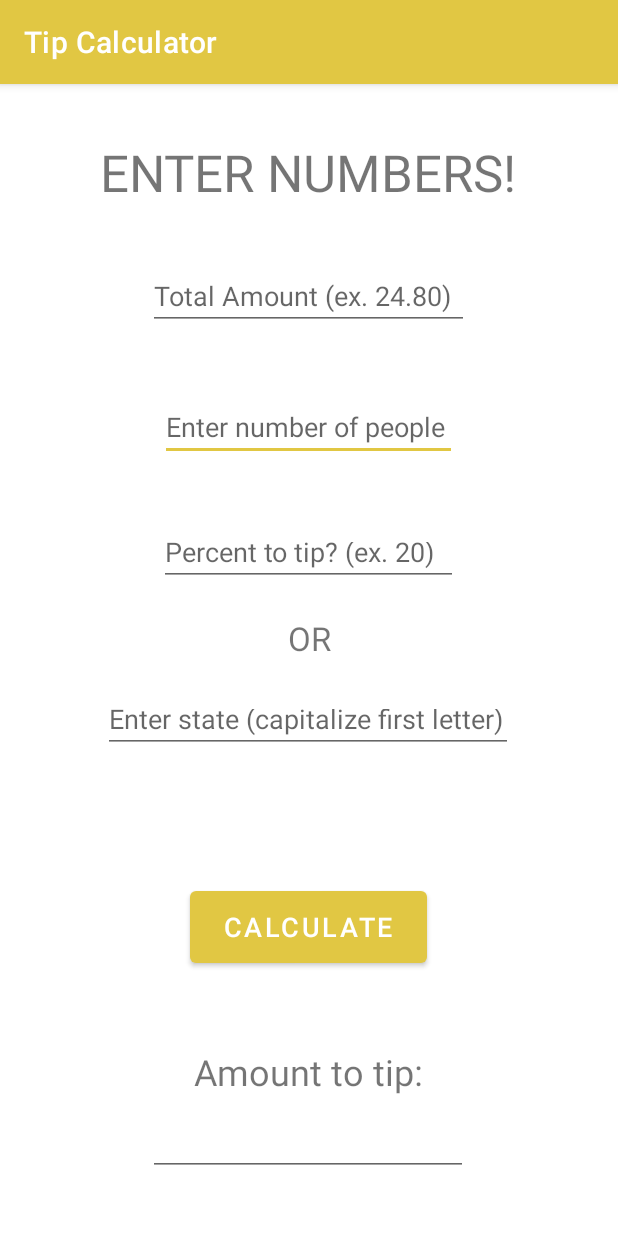
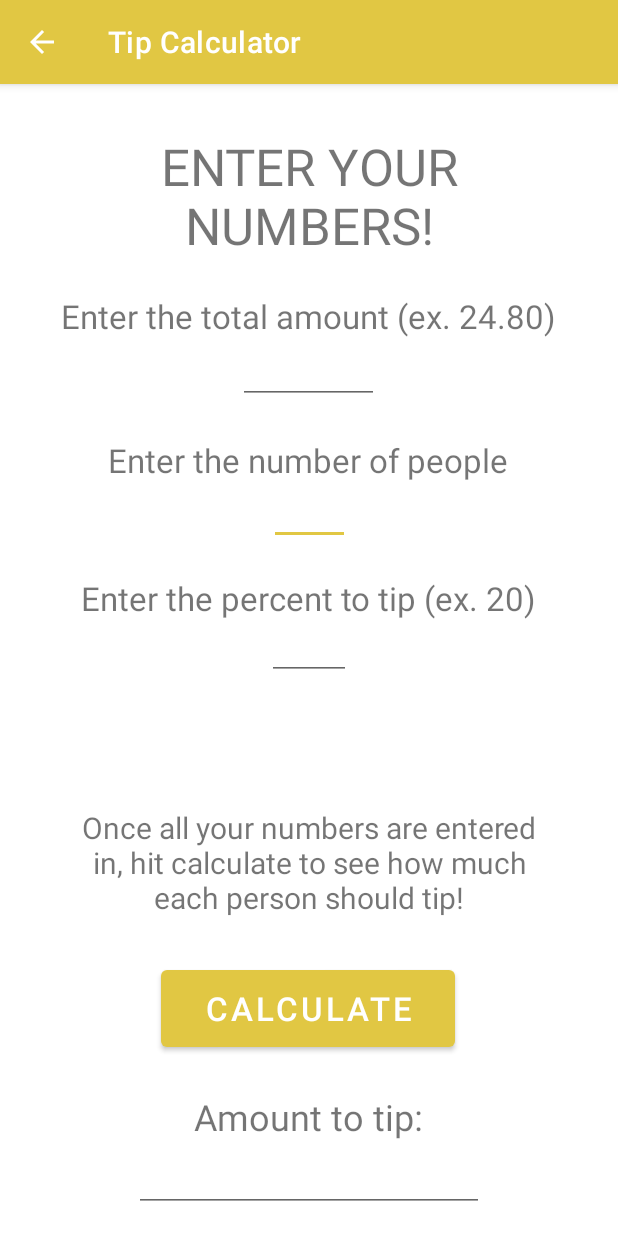
Before and after one commit to cra19a/FinalProject, an Android app: the MainActivity screen opened directly, with no data from a screen before it, on a phone screen of 412 x 824 dp. Run offline under Robolectric (Android 15) with nearby library versions, the phone set to English and light mode, and no system bars.

Commit message:
completed final project app - added average state percentages, extra detail for entering numbers, fixed formula for how much each person should tip, all the things are now done.

```diff
--- a/app/src/main/AndroidManifest.xml
+++ b/app/src/main/AndroidManifest.xml
@@ -14,7 +14,13 @@
         android:theme="@style/Theme.FinalProject"
         tools:targetApi="31">
         <activity
+            android:name=".StatesActivity"
+            android:parentActivityName=".LaunchActivity"
+            android:label="Average Tip Percentage by State"
+            android:exported="false" />
+        <activity
             android:name=".MainActivity"
+            android:parentActivityName=".LaunchActivity"
             android:exported="false" />
         <activity
             android:name=".LaunchActivity"
--- a/app/src/main/res/layout/activity_main.xml
+++ b/app/src/main/res/layout/activity_main.xml
@@ -8,83 +8,61 @@
 
     <EditText
         android:id="@+id/editTextNumber"
-        android:layout_width="198dp"
-        android:layout_height="43dp"
-        android:layout_marginBottom="44dp"
+        android:layout_width="54dp"
+        android:layout_height="41dp"
         android:ems="10"
-        android:hint="@string/enter_people"
         android:inputType="number"
-        app:layout_constraintBottom_toTopOf="@+id/editTextNumberDecimal2"
+        android:textAlignment="center"
+        app:layout_constraintEnd_toEndOf="parent"
+        app:layout_constraintStart_toStartOf="parent"
+        app:layout_constraintTop_toBottomOf="@+id/textView6" />
+
+    <Button
+        android:id="@+id/calc_button"
+        android:layout_width="196dp"
+        android:layout_height="63dp"
+        android:layout_marginBottom="120dp"
+        android:onClick="Calculate"
+        android:text="@string/calc_button"
+        android:textSize="22sp"
+        app:layout_constraintBottom_toBottomOf="parent"
         app:layout_constraintEnd_toEndOf="parent"
         app:layout_constraintHorizontal_bias="0.497"
         app:layout_constraintStart_toStartOf="parent" />
 
-    <Button
-        android:id="@+id/calc_button"
-        android:layout_width="158dp"
-        android:layout_height="60dp"
-        android:layout_marginBottom="176dp"
-        android:onClick="Calculate"
-        android:text="@string/calc_button"
-        android:textSize="18sp"
-        app:layout_constraintBottom_toBottomOf="parent"
-        app:layout_constraintEnd_toEndOf="parent"
-        app:layout_constraintHorizontal_bias="0.498"
-        app:layout_constraintStart_toStartOf="parent" />
-
     <EditText
         android:id="@+id/editTextNumber2"
-        android:layout_width="wrap_content"
-        android:layout_height="wrap_content"
+        android:layout_width="233dp"
+        android:layout_height="39dp"
+        android:layout_marginBottom="16dp"
         android:ems="10"
         android:inputType="number"
         app:layout_constraintBottom_toBottomOf="parent"
         app:layout_constraintEnd_toEndOf="parent"
-        app:layout_constraintHorizontal_bias="0.497"
-        app:layout_constraintStart_toStartOf="parent"
-        app:layout_constraintTop_toBottomOf="@+id/calc_button"
-        app:layout_constraintVertical_bias="0.692" />
-
-    <EditText
-        android:id="@+id/editTextTextPersonName"
-        android:layout_width="273dp"
-        android:layout_height="39dp"
-        android:layout_marginTop="72dp"
-        android:ems="10"
-        android:hint="@string/enter_state"
-        android:inputType="textPersonName"
-        app:layout_constraintEnd_toEndOf="parent"
-        app:layout_constraintHorizontal_bias="0.496"
-        app:layout_constraintStart_toStartOf="parent"
-        app:layout_constraintTop_toBottomOf="@+id/editTextNumberDecimal2" />
+        app:layout_constraintStart_toStartOf="parent" />
 
     <EditText
         android:id="@+id/editTextNumberDecimal"
-        android:layout_width="214dp"
+        android:layout_width="94dp"
         android:layout_height="44dp"
-        android:layout_marginTop="120dp"
-        android:layout_marginBottom="44dp"
         android:ems="10"
-        android:hint="@string/enter_total"
         android:inputType="numberDecimal"
-        app:layout_constraintBottom_toTopOf="@+id/editTextNumber"
+        android:textAlignment="center"
         app:layout_constraintEnd_toEndOf="parent"
-        app:layout_constraintHorizontal_bias="0.497"
+        app:layout_constraintHorizontal_bias="0.498"
         app:layout_constraintStart_toStartOf="parent"
-        app:layout_constraintTop_toTopOf="parent" />
+        app:layout_constraintTop_toBottomOf="@+id/textView5" />
 
     <EditText
         android:id="@+id/editTextNumberDecimal2"
-        android:layout_width="199dp"
-        android:layout_height="39dp"
-        android:layout_marginBottom="44dp"
+        android:layout_width="56dp"
+        android:layout_height="40dp"
         android:ems="10"
-        android:hint="@string/enter_percent"
         android:inputType="numberDecimal"
-        app:layout_constraintBottom_toTopOf="@+id/editTextTextPersonName"
+        android:textAlignment="center"
         app:layout_constraintEnd_toEndOf="parent"
-        app:layout_constraintHorizontal_bias="0.497"
-        app:layout_constraintStart_toStartOf="parent" />
+        app:layout_constraintStart_toStartOf="parent"
+        app:layout_constraintTop_toBottomOf="@+id/textView7" />
 
     <TextView
         android:id="@+id/textView"
@@ -99,23 +77,61 @@
         app:layout_constraintStart_toStartOf="parent" />
 
     <TextView
-        android:id="@+id/textView2"
+        android:id="@+id/textView3"
+        android:layout_width="275dp"
+        android:layout_height="83dp"
+        android:layout_marginTop="32dp"
+        android:text="@string/enter_numbers"
+        android:textAlignment="center"
+        android:textSize="34sp"
+        app:layout_constraintEnd_toEndOf="parent"
+        app:layout_constraintStart_toStartOf="parent"
+        app:layout_constraintTop_toTopOf="parent" />
+
+    <TextView
+        android:id="@+id/calcMessage"
+        android:layout_width="311dp"
+        android:layout_height="74dp"
+        android:layout_marginBottom="212dp"
+        android:text="@string/calc_message"
+        android:textAlignment="center"
+        android:textSize="20sp"
+        app:layout_constraintBottom_toBottomOf="parent"
+        app:layout_constraintEnd_toEndOf="parent"
+        app:layout_constraintStart_toStartOf="parent" />
+
+    <TextView
+        android:id="@+id/textView5"
         android:layout_width="wrap_content"
         android:layout_height="wrap_content"
-        android:layout_marginTop="20dp"
-        android:text="@string/or_button"
+        android:layout_marginTop="140dp"
+        android:text="@string/enter_total"
         android:textSize="22sp"
         app:layout_constraintEnd_toEndOf="parent"
+        app:layout_constraintHorizontal_bias="0.493"
         app:layout_constraintStart_toStartOf="parent"
-        app:layout_constraintTop_toBottomOf="@+id/editTextNumberDecimal2" />
+        app:layout_constraintTop_toTopOf="parent" />
 
     <TextView
-        android:id="@+id/textView3"
+        android:id="@+id/textView6"
+        android:layout_width="300dp"
+        android:layout_height="30dp"
+        android:layout_marginTop="236dp"
+        android:text="@string/enter_people"
+        android:textAlignment="center"
+        android:textSize="22sp"
+        app:layout_constraintEnd_toEndOf="parent"
+        app:layout_constraintHorizontal_bias="0.497"
+        app:layout_constraintStart_toStartOf="parent"
+        app:layout_constraintTop_toTopOf="parent" />
+
+    <TextView
+        android:id="@+id/textView7"
         android:layout_width="wrap_content"
         android:layout_height="wrap_content"
-        android:layout_marginTop="36dp"
-        android:text="@string/enter_numbers"
-        android:textSize="34sp"
+        android:layout_marginTop="328dp"
+        android:text="@string/enter_percent"
+        android:textSize="22sp"
         app:layout_constraintEnd_toEndOf="parent"
         app:layout_constraintHorizontal_bias="0.496"
         app:layout_constraintStart_toStartOf="parent"
--- a/app/src/main/res/values/strings.xml
+++ b/app/src/main/res/values/strings.xml
@@ -1,13 +1,15 @@
 <resources>
     <string name="app_name">Tip Calculator</string>
-    <string name="enter_numbers">ENTER NUMBERS!</string>
+    <string name="enter_numbers">ENTER YOUR NUMBERS!</string>
     <string name="tip_amount">Amount to tip:</string>
+    <string name="states_button">VIEW STATE PERCENTAGES</string>
     <string name="launch_button">GO TO CALCULATOR</string>
     <string name="enter_state">Enter state (capitalize first letter)</string>
-    <string name="enter_total">Total Amount (ex. 24.80)</string>
-    <string name="enter_people">Enter number of people</string>
-    <string name="enter_percent">Percent to tip? (ex. 20)</string>
+    <string name="enter_total">Enter the total amount (ex. 24.80)</string>
+    <string name="enter_people">Enter the number of people</string>
+    <string name="enter_percent">Enter the percent to tip (ex. 20)</string>
     <string name="calc_button">CALCULATE</string>
     <string name="or_button">OR</string>
-    <string name="launch_text">Welcome to the tip calculator!\n\n Using this app is as easy as entering the total amount (without the $ sign), the number of people splitting the bill, the percent to tip if you have a percentage in mind (without the % sign), OR you can actually enter in the state you\'re in to see what the standard tip percentage is!\n\n Then just hit calculate and the result (amount to tip) will be at the bottom!</string>
+    <string name="calc_message">Once all your numbers are entered in, hit calculate to see how much each person should tip!</string>
+    <string name="launch_text">Welcome to the tip calculator!\n\nUsing this app is as easy as entering the total amount (without the $ sign), the number of people splitting the bill, the percent to tip if you have a percentage in mind (without the % sign), OR you can view the list of average tip percentages by state here at the main menu for wherever you are to see what\'s usual for that state!\n\n Then just hit calculate and the result (amount to tip) will be at the bottom!</string>
 </resources>
```
Also changed, not shown: app/src/main/java/com/example/finalproject/LaunchActivity.java (+14 -0 lines), app/src/main/java/com/example/finalproject/MainActivity.java (+7 -6 lines), app/src/main/java/com/example/finalproject/StatesActivity.java (added, +81 -0 lines), app/src/main/res/layout/activity_launch.xml (+19 -8 lines), app/src/main/res/layout/activity_states.xml (added, +17 -0 lines).
